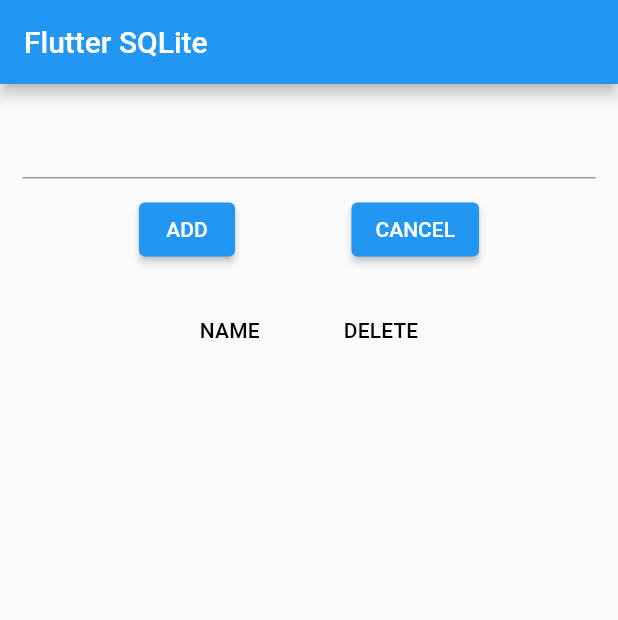
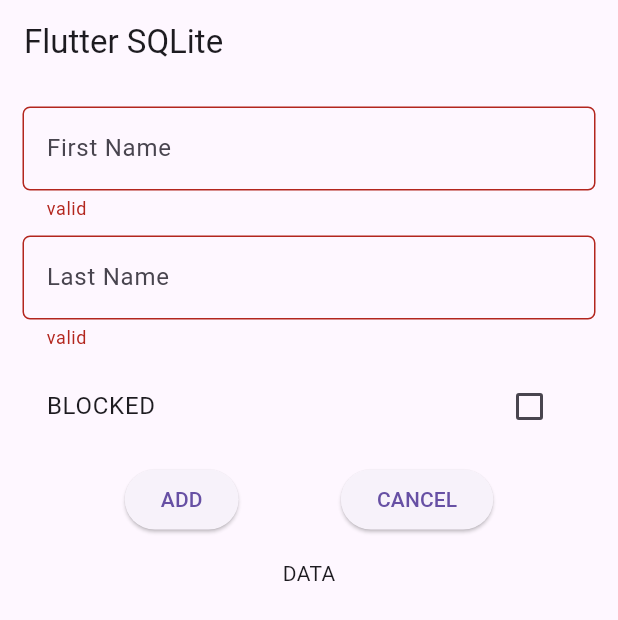
Before and after one commit to ThanhV99/test_sqlite_flutter, a Flutter app: the screen it shows after launch, after a tap on "ADD", on a phone screen of 412 x 824 dp. Shown: the top 620 px of the screen. Run offline on Flutter 3.47's test engine with Material 2 defaults, Android fonts, the phone set to English and light mode, and no system bars; our stand-ins replace sqflite; accounts and stored records are empty.

Commit message:
ket noi show data thanh cong, cac column con phai de MainAxisSize.min

```diff
--- a/lib/main.dart
+++ b/lib/main.dart
@@ -16,7 +16,7 @@
     return MaterialApp(
       title: 'Flutter Demo',
       theme: ThemeData(
-        primarySwatch: Colors.blue,
+        useMaterial3: true
       ),
       home: const MyHomePage(),
     );
@@ -30,17 +30,17 @@
   State<MyHomePage> createState() => _MyHomePageState();
 }
 
-class _MyHomePageState extends State<MyHomePage> {
+class _MyHomePageState extends State<MyHomePage> with WidgetsBindingObserver{
   late Future<List<Client>> clients;
-  late String name;
-  late int id;
-
-  @override
-  void initState() {
-    // TODO: implement initState
-    super.initState();
-    refreshList();
-  }
+  String? first_name;
+  String? last_name;
+  bool blocked = false;
+  bool checkbox_value = false;
+  late int curUserId;
+  late bool isUpdating;
+  TextEditingController controller_firstName = TextEditingController();
+  TextEditingController controller_lastName = TextEditingController();
+  final formKey = GlobalKey<FormState>();
 
   refreshList() {
     setState(() {
@@ -48,16 +48,47 @@
     });
   }
 
+  clearForm(){
+    controller_lastName.text = "";
+    controller_firstName.text = "";
+  }
+
+  @override
+  void initState() {
+    // TODO: implement initState
+    super.initState();
+    refreshList();
+    WidgetsBinding.instance.addObserver(this);
+    isUpdating = false;
+    print("init state");
+  }
+
+  @override
+  void dispose(){
+    super.dispose();
+    WidgetsBinding.instance.addObserver(this);
+    refreshList();
+    print("dispose state");
+  }
+
+  @override
+  void didChangeAppLifecycleState(AppLifecycleState state) {
+    // TODO: implement didChangeAppLifecycleState
+    super.didChangeAppLifecycleState(state);
+  }
+
   @override
   Widget build(BuildContext context) {
+    Size size = MediaQuery.of(context).size;
     return Scaffold(
+      resizeToAvoidBottomInset: false,
       appBar: AppBar(title: Text("Flutter SQLite")),
       body: Container(
+        // height: size.height,
         child: Column(
-          mainAxisAlignment: MainAxisAlignment.start,
           children: [
             form(),
-            list()
+            list(),
           ],
         ),
       )
@@ -66,18 +97,94 @@
 
   form(){
     return Form(
+      key: formKey,
       child: Padding(
-        padding: EdgeInsets.all(15.0),
+        padding: const EdgeInsets.all(15.0),
         child: Column(
+          mainAxisSize: MainAxisSize.min,
           children: [
             TextFormField(
+              controller: controller_firstName,
+              decoration: InputDecoration(
+                border: OutlineInputBorder(
+                  borderRadius: BorderRadius.circular(5),
                 ),
-            SizedBox(height: 10,),
+                hintText: "First Name"
+              ),
+              autovalidateMode: AutovalidateMode.onUserInteraction,
+              validator: (text){
+                if (text?.length == null || text?.length == 0){
+                  return "valid";
+                }
+                return null;
+              },
+              onSaved: (value){
+                first_name = value;
+              },
+            ),
+            const SizedBox(height: 10,),
+            TextFormField(
+              controller: controller_lastName,
+              decoration: InputDecoration(
+                  border: OutlineInputBorder(
+                    borderRadius: BorderRadius.circular(5),
+                  ),
+                  hintText: "Last Name"
+              ),
+              autovalidateMode: AutovalidateMode.onUserInteraction,
+              validator: (text){
+                if (text?.length == null || text?.length == 0){
+                  return "valid";
+                }
+                return null;
+              },
+              onSaved: (value){
+                last_name = value;
+              },
+            ),
+            const SizedBox(height: 10,),
+            CheckboxListTile(
+              value: checkbox_value,
+              title: Text("BLOCKED"),
+              onChanged: (value){
+                setState(() {
+                  checkbox_value = value!;
+                });
+              },
+            ),
+            const SizedBox(height: 10,),
             Row(
               mainAxisAlignment: MainAxisAlignment.spaceEvenly,
               children: [
-                ElevatedButton(onPressed: (){}, child: Text("ADD")),
-                ElevatedButton(onPressed: (){}, child: Text("CANCEL"))
+                ElevatedButton(
+                  onPressed: (){
+                    if (formKey.currentState!.validate()){
+                      formKey.currentState!.save();
+                      print(first_name);
+                      print(last_name);
+                      if (isUpdating){
+                        Client c = Client(firstName: first_name!, lastName: last_name!, blocked: checkbox_value);
+                        DBProvider.db.updateClient(c);
+                        setState(() {
+                          isUpdating = false;
+                        });
+                      } else {
+                        Client c = Client(firstName: first_name!, lastName: last_name!, blocked: checkbox_value);
+                        DBProvider.db.insertClient(c);
+                      }
+                    }
+                    clearForm();
+                    refreshList();
+                  },
+                  child: Text( isUpdating ? "UPDATE" : "ADD")),
+                ElevatedButton(
+                  onPressed: (){
+                    setState(() {
+                      isUpdating = false;
+                    });
+                    clearForm();
+                  },
+                  child: const Text("CANCEL"))
               ],
             )
           ],
@@ -87,55 +194,68 @@
   }
 
   list() {
-    return Expanded(
-      child: FutureBuilder(
+    return FutureBuilder(
       future: clients,
       builder: (context, snapshot) {
         if (snapshot.hasData) {
           return dataTable(snapshot.data!);
+        } else if (null == snapshot.data || snapshot.data!.length == 0) {
+          return const Text("No Data Found");
         }
-
-          if (null == snapshot.data || snapshot.data?.length == 0) {
-            return Text("No Data Found");
-          }
-
-          return CircularProgressIndicator();
+        return const CircularProgressIndicator();
       },
-      ),
     );
   }
 
-  SingleChildScrollView dataTable(List<Client> clients) {
-    return SingleChildScrollView(
-      scrollDirection: Axis.vertical,
-      child: DataTable(
-        columns: [
-          DataColumn(
-            label: Text('NAME'),
+  dataTable(List<Client> clients) {
+    return Column(
+      mainAxisSize: MainAxisSize.min,
+      children: [
+        const Text("DATA"),
+        Flexible(
+          child: ListView.builder(
+            // scrollDirection: Axis.horizontal,
+            shrinkWrap: true,
+            itemCount: clients.length,
+            itemBuilder: (context, index){
+              return Card(
+                child: InkWell(
+                  onTap: (){
+                    setState(() {
+                      isUpdating = true;
+                      curUserId = clients[index].id!;
+                    });
+                    controller_firstName.text = clients[index].firstName;
+                    controller_lastName.text = clients[index].lastName;
+                  },
+                  child: Row(
+                    mainAxisAlignment: MainAxisAlignment.spaceEvenly,
+                    children: [
+                      Text("id: ${clients[index].id}"),
+                      Flexible(
+                        child: Column(
+                          children: [
+                            Text("first name: ${clients[index].firstName}"),
+                            Text("last name: ${clients[index].lastName}")
+                          ],
                         ),
-          DataColumn(
-            label: Text('DELETE'),
+                      ),
+                      Text("Blocked: ${clients[index].blocked}"),
+                      IconButton(
+                        icon: const Icon(Icons.delete),
+                        onPressed: (){
+                          DBProvider.db.deleteClientID(clients[index].id!);
+                          refreshList();
+                        },
                       )
                     ],
-        rows: clients.map((client) => DataRow(cells: [
-          DataCell(
-            Text('${client.id}')
+                  )
                 ),
-          DataCell(
-            Text(client.firstName),
-            // onTap: () {
-            //   setState(() {
-            //     isUpdating = true;
-            //     curUserId = employee.id;
-            //   });
-            //   controller.text = employee.name;
-            // },
+              );
+            },
           ),
-          DataCell(
-            Text(client.lastName)
-          )
-        ])).toList(),
         ),
+      ],
     );
   }
 }
--- a/lib/model.dart
+++ /dev/null
@@ -1,6 +0,0 @@
-class Student{
-  int id;
-  String name;
-  int grade;
-  Student({required this.id, required this.name, required this.grade});
-}
```
Also changed, not shown: lib/db.dart (+6 -2 lines). Lines whose indentation alone changed are shown as unchanged.
